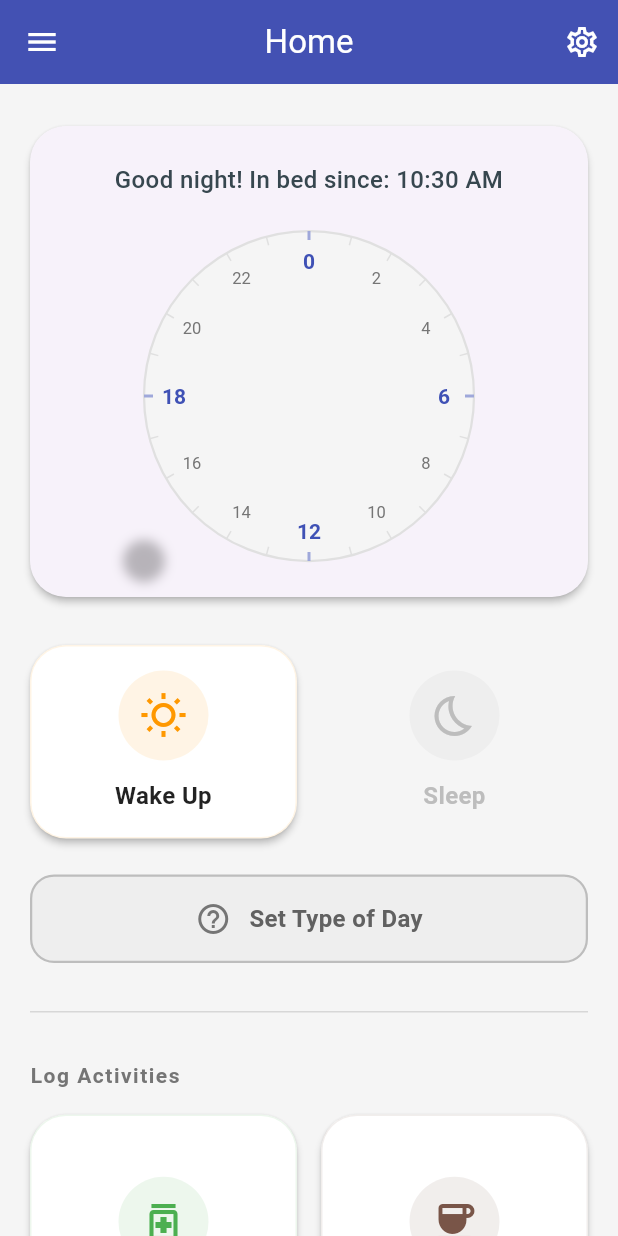
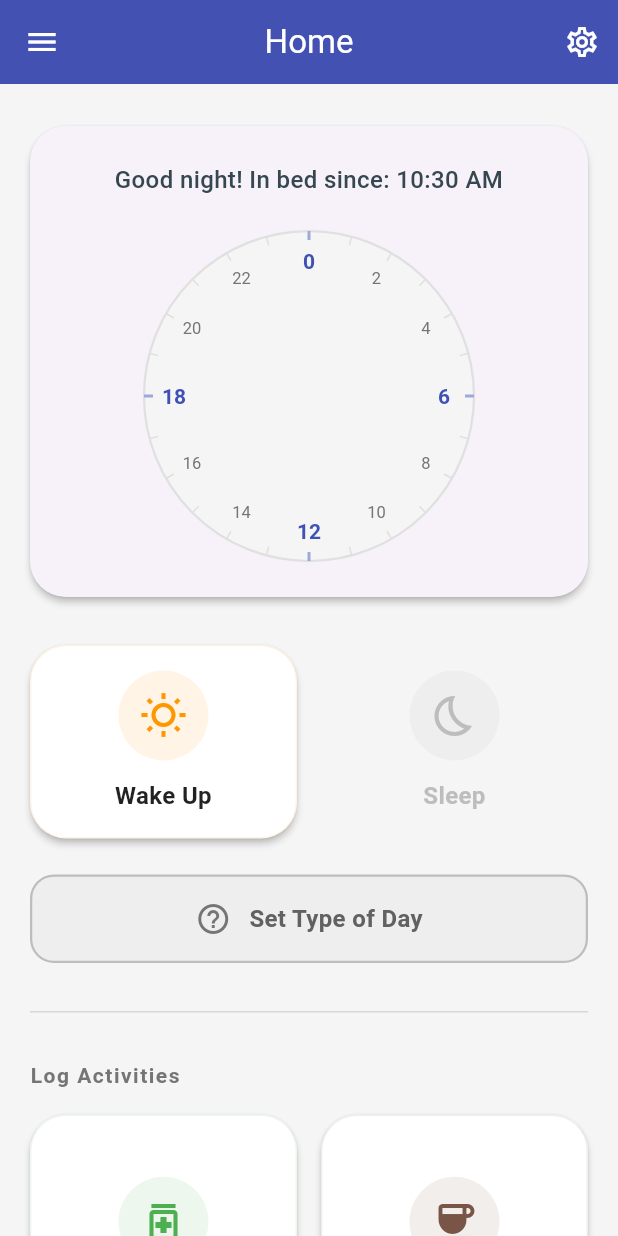
Before and after one commit to papaang/Project_Impactive_Sleep_Tracker_App, a Flutter app: the screen it shows after launch, after a tap on "Sleep", on a phone screen of 412 x 824 dp. Run offline on Flutter 3.47's test engine with Material 3 defaults, Android fonts, the phone set to English and light mode, and no system bars; our stand-ins replace csv, file_picker, fl_chart, flutter_local_notifications, share_plus, shared_preferences and 1 more.

Commit message:
Comment out faulty shadow on 24h clock - there was a shadow effect on the home screen's 24h clock visualisation - it was faulty (not centred, and very small) - i just commented it out as it does not affect the functionality of the app anyways

```diff
--- a/lib/screens/home_screen.dart
+++ b/lib/screens/home_screen.dart
@@ -1178,14 +1178,14 @@ class SleepClockPainter extends CustomPainter {
        drawMarker(e.startTime, Colors.orange);
     }
 
-    // Shadow
-    canvas.drawCircle(
-      const Offset(0, 0), // using 0,0 since we are painting on a centered canvas
-      14,
-      Paint()
-        ..color = Colors.black26
-        ..maskFilter = const ui.MaskFilter.blur(ui.BlurStyle.normal, 4)
-    );
+    // // Shadow
+    // canvas.drawCircle(
+    //   const Offset(0, 0), // using 0,0 since we are painting on a centered canvas
+    //   14,
+    //   Paint()
+    //     ..color = Colors.black26
+    //     ..maskFilter = const ui.MaskFilter.blur(ui.BlurStyle.normal, 4)
+    // );
 
     canvas.restore();
   }
```
